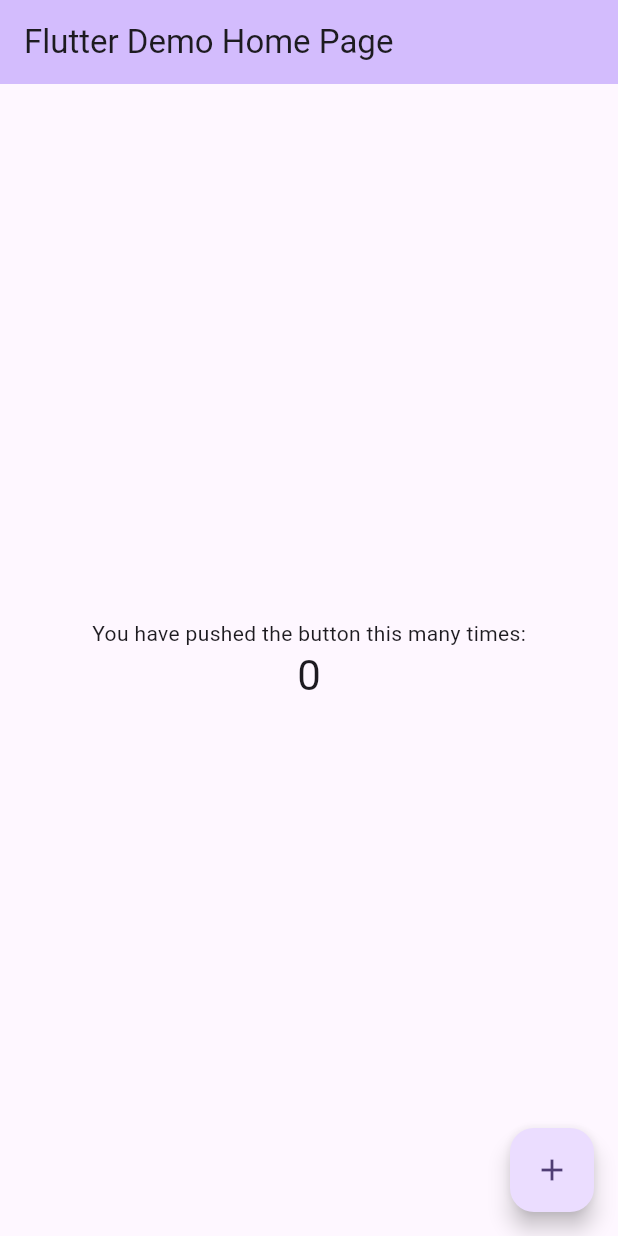
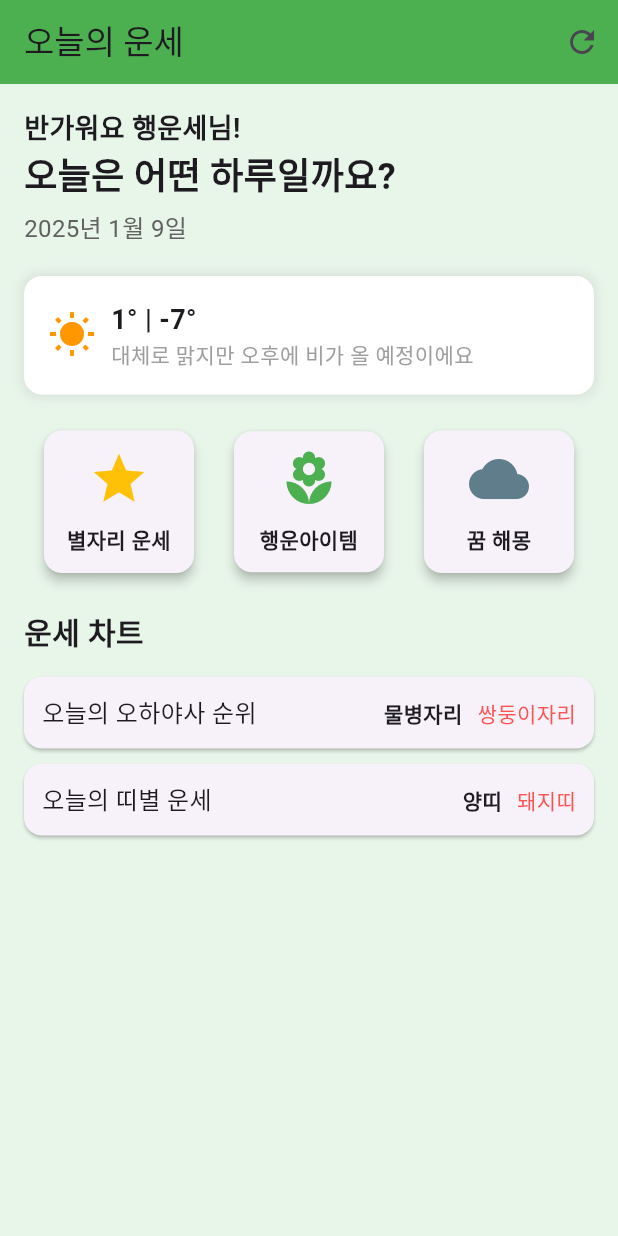
Before and after one commit to haengunse/haengunse-app, a Flutter app: the screen it shows after launch, on a phone screen of 412 x 824 dp. Run offline on Flutter 3.47's test engine with Material 3 defaults, Android fonts, the phone set to English and light mode, and no system bars.

Commit message:
[feat] 메인 페이지 첫 구성

```diff
--- a/lib/main.dart
+++ b/lib/main.dart
@@ -1,4 +1,5 @@
 import 'package:flutter/material.dart';
+import 'screens/home_screen.dart';
 
 void main() {
   runApp(const MyApp());
@@ -7,119 +8,15 @@ void main() {
 class MyApp extends StatelessWidget {
   const MyApp({super.key});
 
-  // This widget is the root of your application.
   @override
   Widget build(BuildContext context) {
     return MaterialApp(
-      title: 'Flutter Demo',
+      debugShowCheckedModeBanner: false,
+      title: "오늘의 운세",
       theme: ThemeData(
-        // This is the theme of your application.
-        //
-        // TRY THIS: Try running your application with "flutter run". You'll see
-        // the application has a purple toolbar. Then, without quitting the app,
-        // try changing the seedColor in the colorScheme below to Colors.green
-        // and then invoke "hot reload" (save your changes or press the "hot
-        // reload" button in a Flutter-supported IDE, or press "r" if you used
-        // the command line to start the app).
-        //
-        // Notice that the counter didn't reset back to zero; the application
-        // state is not lost during the reload. To reset the state, use hot
-        // restart instead.
-        //
-        // This works for code too, not just values: Most code changes can be
-        // tested with just a hot reload.
-        colorScheme: ColorScheme.fromSeed(seedColor: Colors.deepPurple),
-        useMaterial3: true,
+        primarySwatch: Colors.green,
       ),
-      home: const MyHomePage(title: 'Flutter Demo Home Page'),
+      home: const HomeScreen(),
     );
   }
 }
-
-class MyHomePage extends StatefulWidget {
-  const MyHomePage({super.key, required this.title});
-
-  // This widget is the home page of your application. It is stateful, meaning
-  // that it has a State object (defined below) that contains fields that affect
-  // how it looks.
-
-  // This class is the configuration for the state. It holds the values (in this
-  // case the title) provided by the parent (in this case the App widget) and
-  // used by the build method of the State. Fields in a Widget subclass are
-  // always marked "final".
-
-  final String title;
-
-  @override
-  State<MyHomePage> createState() => _MyHomePageState();
-}
-
-class _MyHomePageState extends State<MyHomePage> {
-  int _counter = 0;
-
-  void _incrementCounter() {
-    setState(() {
-      // This call to setState tells the Flutter framework that something has
-      // changed in this State, which causes it to rerun the build method below
-      // so that the display can reflect the updated values. If we changed
-      // _counter without calling setState(), then the build method would not be
-      // called again, and so nothing would appear to happen.
-      _counter++;
-    });
-  }
-
-  @override
-  Widget build(BuildContext context) {
-    // This method is rerun every time setState is called, for instance as done
-    // by the _incrementCounter method above.
-    //
-    // The Flutter framework has been optimized to make rerunning build methods
-    // fast, so that you can just rebuild anything that needs updating rather
-    // than having to individually change instances of widgets.
-    return Scaffold(
-      appBar: AppBar(
-        // TRY THIS: Try changing the color here to a specific color (to
-        // Colors.amber, perhaps?) and trigger a hot reload to see the AppBar
-        // change color while the other colors stay the same.
-        backgroundColor: Theme.of(context).colorScheme.inversePrimary,
-        // Here we take the value from the MyHomePage object that was created by
-        // the App.build method, and use it to set our appbar title.
-        title: Text(widget.title),
-      ),
-      body: Center(
-        // Center is a layout widget. It takes a single child and positions it
-        // in the middle of the parent.
-        child: Column(
-          // Column is also a layout widget. It takes a list of children and
-          // arranges them vertically. By default, it sizes itself to fit its
-          // children horizontally, and tries to be as tall as its parent.
-          //
-          // Column has various properties to control how it sizes itself and
-          // how it positions its children. Here we use mainAxisAlignment to
-          // center the children vertically; the main axis here is the vertical
-          // axis because Columns are vertical (the cross axis would be
-          // horizontal).
-          //
-          // TRY THIS: Invoke "debug painting" (choose the "Toggle Debug Paint"
-          // action in the IDE, or press "p" in the console), to see the
-          // wireframe for each widget.
-          mainAxisAlignment: MainAxisAlignment.center,
-          children: <Widget>[
-            const Text(
-              'You have pushed the button this many times:',
-            ),
-            Text(
-              '$_counter',
-              style: Theme.of(context).textTheme.headlineMedium,
-            ),
-          ],
-        ),
-      ),
-      floatingActionButton: FloatingActionButton(
-        onPressed: _incrementCounter,
-        tooltip: 'Increment',
-        child: const Icon(Icons.add),
-      ), // This trailing comma makes auto-formatting nicer for build methods.
-    );
-  }
-}
--- /dev/null
+++ b/lib/screens/home_screen.dart
@@ -0,0 +1,173 @@
+import 'package:flutter/material.dart';
+
+class HomeScreen extends StatelessWidget {
+  const HomeScreen({super.key});
+
+  @override
+  Widget build(BuildContext context) {
+    return Scaffold(
+      backgroundColor: Colors.green[50],
+      appBar: AppBar(
+        backgroundColor: Colors.green,
+        title: const Text("오늘의 운세"),
+        actions: [
+          IconButton(
+            icon: const Icon(Icons.refresh),
+            onPressed: () {
+              // 새로고침 기능 추가 가능
+            },
+          )
+        ],
+      ),
+      body: SingleChildScrollView(
+        padding: const EdgeInsets.all(16),
+        child: Column(
+          crossAxisAlignment: CrossAxisAlignment.start,
+          children: [
+            _buildGreetingSection(),
+            const SizedBox(height: 20),
+            _buildWeatherInfo(),
+            const SizedBox(height: 20),
+            _buildFortuneCards(context),
+            const SizedBox(height: 20),
+            _buildHoroscopeChart(),
+          ],
+        ),
+      ),
+    );
+  }
+
+  Widget _buildGreetingSection() {
+    return Column(
+      crossAxisAlignment: CrossAxisAlignment.start,
+      children: [
+        const Text(
+          "반가워요 행운세님!",
+          style: TextStyle(fontSize: 18, fontWeight: FontWeight.bold),
+        ),
+        const Text(
+          "오늘은 어떤 하루일까요?",
+          style: TextStyle(fontSize: 24, fontWeight: FontWeight.bold),
+        ),
+        const SizedBox(height: 5),
+        Text(
+          "2025년 1월 9일",
+          style: TextStyle(fontSize: 16, color: Colors.grey[700]),
+        ),
+      ],
+    );
+  }
+
+  Widget _buildWeatherInfo() {
+    return Container(
+      padding: const EdgeInsets.all(16),
+      decoration: BoxDecoration(
+        color: Colors.white,
+        borderRadius: BorderRadius.circular(12),
+        boxShadow: [
+          BoxShadow(
+            color: Colors.grey.withOpacity(0.2),
+            blurRadius: 5,
+            spreadRadius: 2,
+          ),
+        ],
+      ),
+      child: Row(
+        children: [
+          const Icon(Icons.wb_sunny, color: Colors.orange, size: 32),
+          const SizedBox(width: 10),
+          Column(
+            crossAxisAlignment: CrossAxisAlignment.start,
+            children: const [
+              Text(
+                "1° | -7°",
+                style: TextStyle(fontSize: 18, fontWeight: FontWeight.bold),
+              ),
+              Text(
+                "대체로 맑지만 오후에 비가 올 예정이에요",
+                style: TextStyle(fontSize: 14, color: Colors.grey),
+              ),
+            ],
+          ),
+        ],
+      ),
+    );
+  }
+
+  Widget _buildFortuneCards(BuildContext context) {
+    return Row(
+      mainAxisAlignment: MainAxisAlignment.spaceAround,
+      children: [
+        _buildFortuneCard(context, "별자리 운세", Icons.star, Colors.amber),
+        _buildFortuneCard(context, "행운아이템", Icons.local_florist, Colors.green),
+        _buildFortuneCard(context, "꿈 해몽", Icons.cloud, Colors.blueGrey),
+      ],
+    );
+  }
+
+  Widget _buildFortuneCard(
+      BuildContext context, String title, IconData icon, Color color) {
+    return GestureDetector(
+      onTap: () {
+        // 상세 화면 이동 추가 가능
+      },
+      child: Card(
+        elevation: 3,
+        shape: RoundedRectangleBorder(borderRadius: BorderRadius.circular(12)),
+        child: Container(
+          width: 100,
+          padding: const EdgeInsets.all(12),
+          child: Column(
+            children: [
+              Icon(icon, color: color, size: 40),
+              const SizedBox(height: 10),
+              Text(
+                title,
+                textAlign: TextAlign.center,
+                style:
+                    const TextStyle(fontSize: 14, fontWeight: FontWeight.bold),
+              ),
+            ],
+          ),
+        ),
+      ),
+    );
+  }
+
+  Widget _buildHoroscopeChart() {
+    return Column(
+      crossAxisAlignment: CrossAxisAlignment.start,
+      children: [
+        const Text(
+          "운세 차트",
+          style: TextStyle(fontSize: 20, fontWeight: FontWeight.bold),
+        ),
+        const SizedBox(height: 10),
+        _buildChartRow("오늘의 오하야사 순위", "물병자리", "쌍둥이자리"),
+        _buildChartRow("오늘의 띠별 운세", "양띠", "돼지띠"),
+      ],
+    );
+  }
+
+  Widget _buildChartRow(String title, String left, String right) {
+    return Card(
+      margin: const EdgeInsets.symmetric(vertical: 5),
+      child: Padding(
+        padding: const EdgeInsets.all(12),
+        child: Row(
+          mainAxisAlignment: MainAxisAlignment.spaceBetween,
+          children: [
+            Text(title, style: const TextStyle(fontSize: 16)),
+            Row(
+              children: [
+                Text(left, style: const TextStyle(fontWeight: FontWeight.bold)),
+                const SizedBox(width: 10),
+                Text(right, style: const TextStyle(color: Colors.redAccent)),
+              ],
+            ),
+          ],
+        ),
+      ),
+    );
+  }
+}
```
